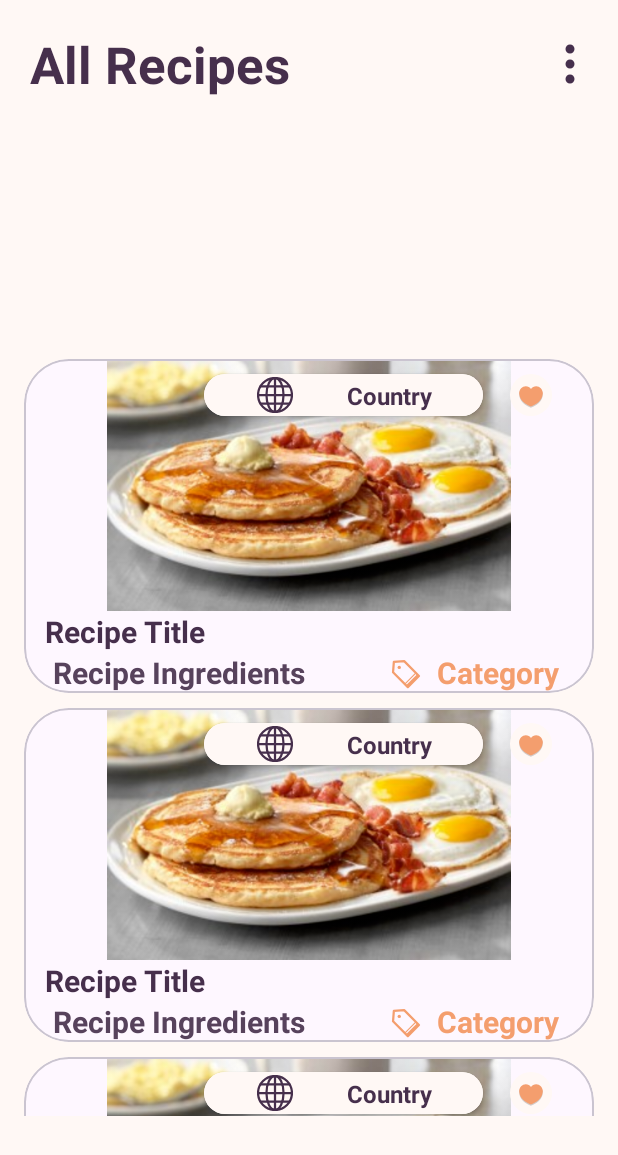
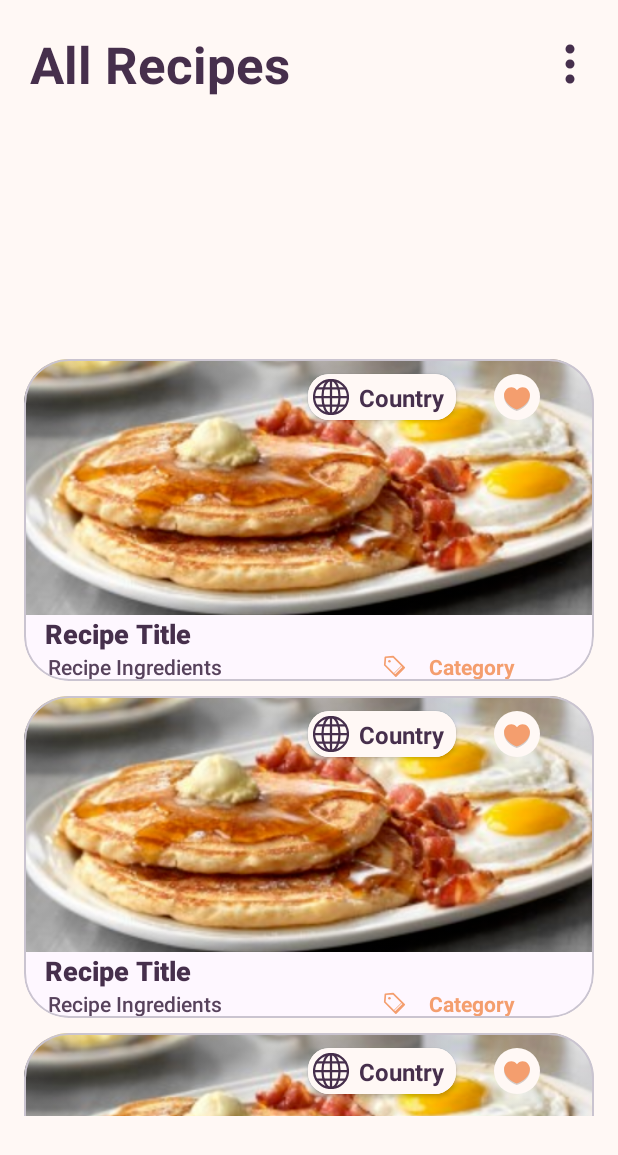
Before and after one commit to MoAwadeen/foodie, an Android app: the layout fragment_home.xml on its own in the app's theme, with its tools: preview values and no code run, on a phone screen of 412 x 824 dp. Shown: the top 1155 px of the screen. Run offline under Robolectric (Android 15) with nearby library versions, the phone set to English and light mode, and no system bars.

Commit message:
New Updates

```diff
--- /dev/null
+++ b/app/src/main/java/iti/project/foodie/data/source/remote/model/CategoriesList.kt
@@ -0,0 +1,5 @@
+package iti.project.foodie.data.source.remote.model
+
+data class CategoriesList(
+    val categories: List<Category>
+)
--- /dev/null
+++ b/app/src/main/java/iti/project/foodie/data/source/remote/model/MealList.kt
@@ -0,0 +1,5 @@
+package iti.project.foodie.data.source.remote.model
+
+data class MealList(
+    val meals: List<Meal>
+)
--- a/app/src/main/res/drawable/ic_category.xml
+++ b/app/src/main/res/drawable/ic_category.xml
@@ -1,6 +1,6 @@
 <vector xmlns:android="http://schemas.android.com/apk/res/android"
-    android:width="24dp"
-    android:height="24dp"
+    android:width="18dp"
+    android:height="18dp"
     android:viewportWidth="32"
     android:viewportHeight="32">
   <path
--- a/app/src/main/res/layout/horizontal_item_view.xml
+++ b/app/src/main/res/layout/horizontal_item_view.xml
@@ -1,21 +1,43 @@
-<?xml version="1.0" encoding="utf-8"?>
 <com.google.android.material.carousel.MaskableFrameLayout xmlns:android="http://schemas.android.com/apk/res/android"
     xmlns:app="http://schemas.android.com/apk/res-auto"
+    android:layout_width="wrap_content"
+    android:layout_height="wrap_content"
     xmlns:tools="http://schemas.android.com/tools"
-    android:id="@+id/carouselContainer"
-    android:layout_width="130sp"
-    android:layout_height="100sp"
-    android:layout_marginHorizontal="4dp"
-    android:layout_marginVertical="4dp"
-    android:background="@color/orange"
+    android:layout_marginStart="4dp"
+    android:layout_marginEnd="4dp"
+    android:background="@color/light_orange"
     app:shapeAppearance="?attr/shapeAppearanceCornerExtraLarge">
 
-    <ImageView
-        android:id="@+id/categoryView"
+    <androidx.constraintlayout.widget.ConstraintLayout
         android:layout_width="match_parent"
-        android:layout_height="match_parent"
-        android:scaleType="centerCrop"
-        android:transitionName="image"
-        tools:ignore="ContentDescription" />
+        android:layout_height="wrap_content" >
+
+        <ImageView
+            android:id="@+id/categoryView"
+            android:layout_width="match_parent"
+            android:layout_height="150dp"
+            android:transitionName="image"
+            android:scaleType="centerCrop"
+            android:src="@drawable/breakfast"
+            tools:ignore="ContentDescription"
+            app:layout_constraintStart_toStartOf="parent"
+            app:layout_constraintTop_toTopOf="parent"
+            app:layout_constraintEnd_toEndOf="parent"
+            app:layout_constraintBottom_toTopOf="@id/CategoryName" />
+
+        <TextView
+            android:id="@+id/CategoryName"
+            android:layout_width="wrap_content"
+            android:layout_height="wrap_content"
+            android:textColor="@color/purple"
+            android:textSize="14sp"
+            android:fontFamily="sans-serif-medium"
+            tools:text="Category"
+            app:layout_constraintStart_toStartOf="parent"
+            app:layout_constraintEnd_toEndOf="parent"
+            app:layout_constraintBottom_toBottomOf="parent"
+            app:layout_constraintTop_toBottomOf="@id/categoryView" />
+
+    </androidx.constraintlayout.widget.ConstraintLayout>
 
 </com.google.android.material.carousel.MaskableFrameLayout>
--- a/app/src/main/res/layout/vertical_item_view.xml
+++ b/app/src/main/res/layout/vertical_item_view.xml
@@ -24,6 +24,7 @@
                 android:id="@+id/recipeImage"
                 android:layout_width="match_parent"
                 android:layout_height="0dp"
+                android:scaleType="centerCrop"
                 app:layout_constraintBottom_toTopOf="@id/recipeTitle"
                 app:layout_constraintEnd_toEndOf="parent"
                 app:layout_constraintStart_toStartOf="parent"
@@ -33,7 +34,7 @@
 
             <androidx.cardview.widget.CardView
                 android:id="@+id/countryCard"
-                android:layout_width="0dp"
+                android:layout_width="wrap_content"
                 android:layout_height="wrap_content"
                 app:layout_constraintEnd_toStartOf="@id/favIcon"
                 app:layout_constraintTop_toTopOf="parent"
@@ -42,7 +43,7 @@
                 android:background="@color/background"
                 app:cardCornerRadius="14dp"
                 android:layout_marginTop="10dp"
-                android:layout_marginStart="120dp"
+                android:layout_marginStart="180dp"
                 android:layout_marginBottom="130dp">
 
                 <androidx.constraintlayout.widget.ConstraintLayout
@@ -56,11 +57,12 @@
                         android:layout_height="match_parent"
                         android:src="@drawable/ic_world"
                         tools:ignore="ContentDescription"
+                        android:layout_marginStart="2dp"
                         app:layout_constraintStart_toStartOf="parent"
                         app:layout_constraintTop_toTopOf="parent"
                         app:layout_constraintBottom_toBottomOf="parent"
                         app:layout_constraintEnd_toStartOf="@id/recipeCountry"
-                        android:layout_margin="2dp"/>
+                        android:layout_margin="3dp"/>
 
                     <TextView
                         android:id="@+id/recipeCountry"
@@ -70,6 +72,8 @@
                         android:textColor="@color/purple"
                         android:textSize="16sp"
                         android:textStyle="bold"
+                        android:layout_marginStart="3dp"
+                        android:layout_marginEnd="7dp"
                         app:layout_constraintTop_toTopOf="parent"
                         app:layout_constraintEnd_toEndOf="parent"
                         app:layout_constraintBottom_toBottomOf="parent"
@@ -96,49 +100,64 @@
                 android:layout_width="0dp"
                 android:layout_height="wrap_content"
                 android:textColor="@color/purple"
-                android:textSize="20sp"
-                android:textStyle="bold"
-                app:layout_constraintBottom_toTopOf="@id/recipeIngredients"
+                android:textSize="18sp"
+                android:fontFamily="sans-serif-black"
+                app:layout_constraintBottom_toTopOf="@id/linearView"
                 app:layout_constraintEnd_toEndOf="parent"
                 app:layout_constraintStart_toStartOf="parent"
                 app:layout_constraintTop_toBottomOf="@id/recipeImage"
                 android:layout_marginHorizontal="14dp"
                 tools:text="Recipe Title" />
 
+            <LinearLayout
+                android:id="@+id/linearView"
+                android:layout_width="match_parent"
+                android:layout_height="wrap_content"
+                android:orientation="horizontal"
+                android:weightSum="4"
+                app:layout_constraintStart_toStartOf="parent"
+                app:layout_constraintEnd_toEndOf="parent"
+                app:layout_constraintBottom_toBottomOf="parent"
+                app:layout_constraintTop_toBottomOf="@id/recipeTitle">
+
+
                 <TextView
                     android:id="@+id/recipeIngredients"
                     android:layout_width="wrap_content"
                     android:layout_height="wrap_content"
                     android:textColor="@color/light_purple"
-                android:textSize="20sp"
-                android:textStyle="bold"
+                    android:layout_weight="2"
+                    android:textSize="14sp"
+                    android:fontFamily="sans-serif-medium"
                     app:layout_constraintBottom_toBottomOf="parent"
                     app:layout_constraintEnd_toStartOf="@id/categoryIcon"
                     app:layout_constraintTop_toBottomOf="@id/recipeTitle"
                     app:layout_constraintStart_toStartOf="parent"
                     android:layout_marginStart="16dp"
-                android:layout_marginEnd="52dp"
                     tools:text="Recipe Ingredients" />
 
                 <ImageView
-                android:layout_width="wrap_content"
+                    android:layout_width="0dp"
                     android:layout_height="wrap_content"
                     android:id="@+id/categoryIcon"
+                    android:layout_weight="1"
+                    android:layout_gravity="end"
                     app:layout_constraintStart_toEndOf="@id/recipeIngredients"
                     app:layout_constraintBottom_toBottomOf="@id/recipeCategory"
                     android:src="@drawable/ic_category"
                     app:layout_constraintEnd_toStartOf="@id/recipeCategory"
                     app:layout_constraintTop_toTopOf="@id/recipeCategory"
-                tools:ignore="ContentDescription"
-                android:layout_marginEnd="5dp" />
+                    tools:ignore="ContentDescription" />
 
                 <TextView
                     android:layout_width="wrap_content"
                     android:layout_height="wrap_content"
                     android:id="@+id/recipeCategory"
                     android:textColor="@color/light_orange"
-                android:textSize="20sp"
+                    android:textSize="14sp"
+                    android:layout_weight="1"
                     android:textStyle="bold"
+                    android:textAlignment="viewStart"
                     app:layout_constraintTop_toBottomOf="@id/recipeTitle"
                     app:layout_constraintEnd_toEndOf="@id/recipeTitle"
                     app:layout_constraintBottom_toBottomOf="parent"
@@ -146,6 +165,10 @@
                     tools:text="Category"
                     android:layout_marginEnd="5dp" />
 
+
+            </LinearLayout>
+
+
         </androidx.constraintlayout.widget.ConstraintLayout>
 
 
```
Also changed, not shown: app/src/main/java/iti/project/foodie/data/source/remote/model/Category.kt (added, +8 -0 lines), app/src/main/java/iti/project/foodie/data/source/remote/model/Meal.kt (added, +57 -0 lines), app/src/main/java/iti/project/foodie/data/source/remote/network/ApiServices.kt (+11 -1 lines), app/src/main/java/iti/project/foodie/data/source/remote/network/RetrofitModule.kt (+10 -0 lines), app/src/main/java/iti/project/foodie/ui/adapters/HorizontalHomeAdapter.kt (+33 -21 lines), app/src/main/java/iti/project/foodie/ui/adapters/VerticalHomeAdapter.kt (+19 -24 lines), app/src/main/java/iti/project/foodie/ui/recipe/HomeFragment.kt (+88 -132 lines), app/src/main/java/iti/project/foodie/ui/viewModel/HomeViewModel.kt (added, +86 -0 lines). Lines whose indentation alone changed are shown as unchanged.
